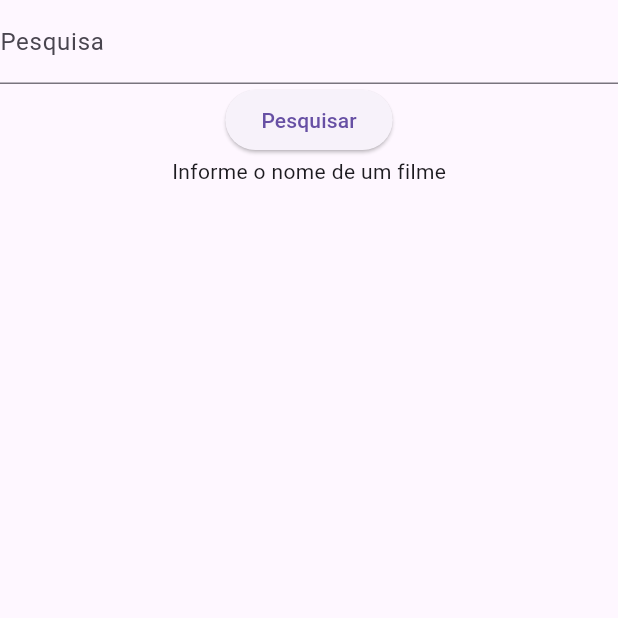
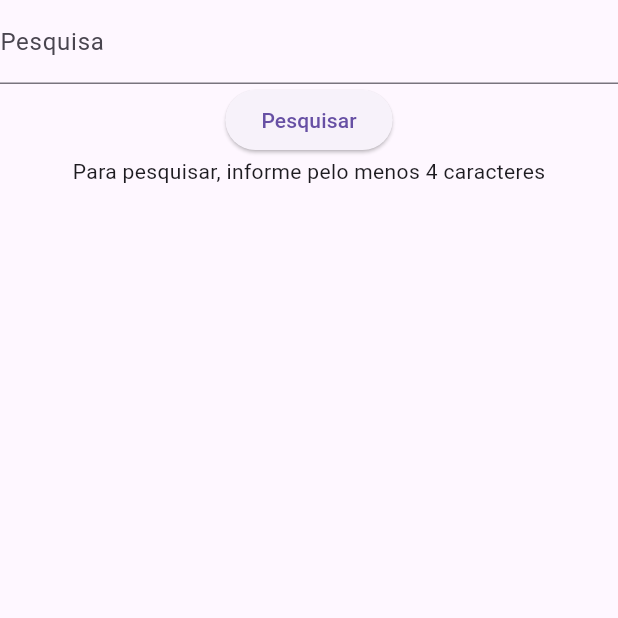
Before and after one commit to LuizBraido/filmes_ui, a Flutter app: the screen it shows after launch, after a tap on "Pesquisar", on a phone screen of 412 x 824 dp, the top half of it. Run offline on Flutter 3.47's test engine with Material 3 defaults, Android fonts, the light colour scheme and no system bars.

Commit message:
Funcional mas feio

```diff
--- a/lib/main.dart
+++ b/lib/main.dart
@@ -1,6 +1,7 @@
 import 'package:filmes_ui/model/filme.dart';
 import 'package:filmes_ui/pages/detalhes.dart';
 import 'package:filmes_ui/pages/lista.dart';
+
 import 'package:flutter/material.dart';
 import 'package:http/http.dart' as http;
 import 'dart:convert';
@@ -20,7 +21,7 @@ class MainApp extends StatefulWidget {
 class _MainAppState extends State<MainApp> {
   TextEditingController pesquisaController = TextEditingController();
   var pesquisa = '';
-  Widget teste = Text('Informe o nome de um filme');
+  Widget resultado = const Text('Informe o nome de um filme');
 
   @override
   Widget build(BuildContext context) {
@@ -31,7 +32,7 @@ class _MainAppState extends State<MainApp> {
             children: [
               TextField(decoration: const InputDecoration(labelText: "Pesquisa"), controller: pesquisaController),
               ElevatedButton(onPressed:()=>pesquisar(), child: const Text('Pesquisar')),
-              teste
+              resultado
             ],
           )
         ),
@@ -40,15 +41,20 @@ class _MainAppState extends State<MainApp> {
   }
 
   void pesquisar() {
-
     setState(() {
       pesquisa = pesquisaController.text;
     });
 
-    String url = 'http://www.omdbapi.com/?apikey=12ce0d31&s=$pesquisa';
-    buscarFilmes(url).then((body)=>{
-      retornaWidget(body)
-    });
+    if(pesquisa.length > 4){
+      String url = 'http://www.omdbapi.com/?apikey=12ce0d31&s=$pesquisa';
+      buscarFilmes(url).then((body)=>{
+        retornaWidget(body)
+      });
+
+    }
+    else{
+      resultado = const Text("Para pesquisar, informe pelo menos 4 caracteres");
+    }
 
   }
 
@@ -56,17 +62,17 @@ class _MainAppState extends State<MainApp> {
     var response = await http.get(Uri.parse(url));
     var body = response.body;
     var jsonDecodeBody = jsonDecode(body);
-    List<Filme> listaFilmes = [];
+    List<FilmeInfoGeral> listaFilmes = [];
     for (var filme in jsonDecodeBody["Search"]) {
-      listaFilmes.add(Filme(filme['Title'], filme["Year"], filme["Poster"]));
+      listaFilmes.add(FilmeInfoGeral(filme['Title'], filme["Year"], filme["Poster"], filme['imdbID']));
     }
     return listaFilmes;
   }
 
-  void retornaWidget(List<Filme> body) {
+  void retornaWidget(List<FilmeInfoGeral> body) {
     if(pesquisa.length > 4) {
       setState(() {
-        teste = Lista(body);
+        resultado = Lista(listaFilmes: body);
       });
     }
   }
--- a/lib/model/filme.dart
+++ b/lib/model/filme.dart
@@ -1,8 +1,9 @@
-class Filme {
+class FilmeInfoGeral {
   String nome;
   String ano;
   String image;
+  String id;
 
-  Filme(this.nome, this.ano, this.image);
+  FilmeInfoGeral(this.nome, this.ano, this.image, this.id);
 
 }
--- /dev/null
+++ b/lib/model/filme_detalhe.dart
@@ -0,0 +1,19 @@
+class FilmeDetalhe {
+  String nome;
+  String ano;
+  String image;
+  String duracao;
+  String diretor;
+  String sinopse;
+  String notaImdb;
+
+  FilmeDetalhe(
+    this.nome,
+    this.ano,
+    this.image,
+    this.duracao,
+    this.diretor,
+    this.sinopse,
+    this.notaImdb);
+
+}
--- a/lib/pages/detalhes.dart
+++ b/lib/pages/detalhes.dart
@@ -1,30 +1,33 @@
+import 'package:filmes_ui/model/filme_detalhe.dart';
 import 'package:flutter/material.dart';
 
-class Detallhes extends StatefulWidget {
-  const Detallhes({super.key});
+class Detalhes extends StatelessWidget {
+  final FilmeDetalhe filme;
+
+  const Detalhes({super.key, required this.filme});
 
   @override
-  State<Detallhes> createState() => _DetallhesState();
-}
-
-class _DetallhesState extends State<Detallhes> {
-  @override
-  Widget build(BuildContext context) {
-    return const MaterialApp(
+  Widget build(BuildContext context) {return MaterialApp(
       home: Scaffold(
         body: Center(
           child: Column(
             children: [
-              Image(image: NetworkImage("https://dfstudio-d420.kxcdn.com/wordpress/wp-content/uploads/2019/06/digital_camera_photo-1080x675.jpg"),width: 500, height: 500,),
-              Text('[NOME FILME] - [ANO FILME]'),
-              Text('Duração: [DURACAO FILME]'),
-              Text('Diretor: [DIRETOR FILME]'),
-              Text('Sinopse: [PLOT]'),
-              Text('Nota IMDB: [NOTA]')
+              Image(image: NetworkImage(filme.image),width: 500, height: 500,),
+              Text('${filme.nome} - ${filme.ano}'),
+              const SizedBox(height: 10,),
+              Text('Duração: ${filme.duracao}'),
+              Text('Diretor: ${filme.diretor}'),
+              Text('Sinopse: ${filme.sinopse}'),
+              Text('Nota IMDB: ${filme.notaImdb}'),
+              ElevatedButton(onPressed: () => voltarPagina(context), child: const Text('Voltar'))
             ],
           )
         ),
       ),
     );
   }
+
+  void voltarPagina(BuildContext context){
+    Navigator.pop(context);
+  }
 }
```
Also changed, not shown: lib/pages/lista.dart (+38 -8 lines).
